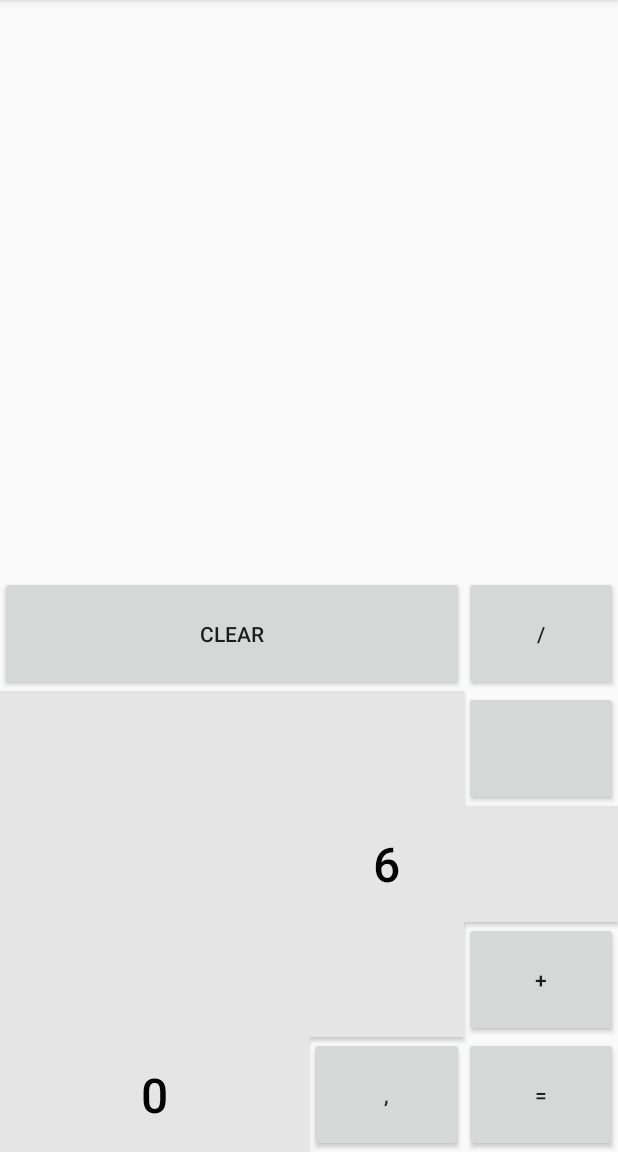
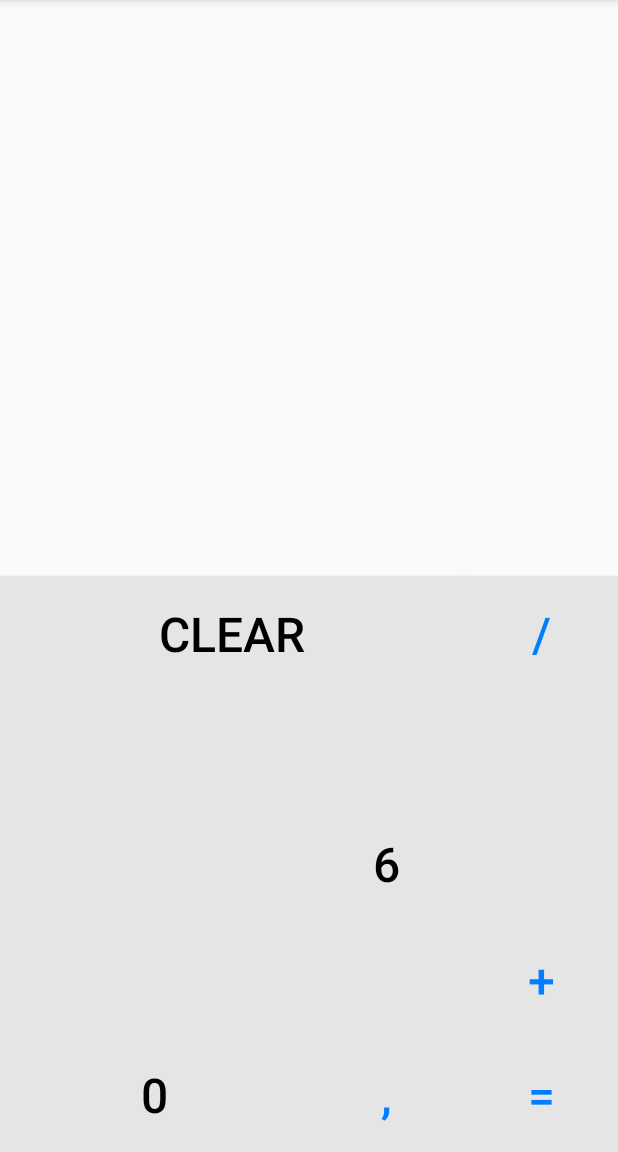
Before and after one commit to SheilaNieva/MiCalculadora, an Android app: the screen it shows after launch (MainActivity), on a phone screen of 412 x 824 dp, the part 84-1236 px from its top. Run offline under Robolectric (Android 15) with nearby library versions, the phone set to English and light mode, and no system bars.

Commit message:
estilos asociados a simbolos

```diff
--- a/app/src/main/res/layout/activity_main.xml
+++ b/app/src/main/res/layout/activity_main.xml
@@ -117,6 +117,7 @@
         android:layout_width="0dp"
         android:layout_height="0dp"
         android:text="@string/botonComa"
+        style="@style/SymbolButton"
         app:layout_constraintBottom_toTopOf="@id/gHor1"
         app:layout_constraintEnd_toStartOf="@id/gVer4"
         app:layout_constraintStart_toEndOf="@+id/gVer3"
@@ -127,6 +128,7 @@
         android:layout_width="0dp"
         android:layout_height="0dp"
         android:text="@string/botonIgual"
+        style="@style/SymbolButton"
         app:layout_constraintBottom_toTopOf="@id/gHor1"
         app:layout_constraintEnd_toStartOf="@id/gVer5"
         app:layout_constraintStart_toEndOf="@+id/gVer4"
@@ -137,6 +139,7 @@
         android:layout_width="0dp"
         android:layout_height="0dp"
         android:text="@string/botonPlus"
+        style="@style/SymbolButton"
         app:layout_constraintBottom_toTopOf="@id/gHor2"
         app:layout_constraintEnd_toStartOf="@id/gVer5"
         app:layout_constraintStart_toEndOf="@+id/gVer4"
@@ -212,7 +215,7 @@
         android:id="@+id/btnMinus"
         android:layout_width="0dp"
         android:layout_height="0dp"
-        style="@style/NumberButton"
+        style="@style/SymbolButton"
         app:layout_constraintBottom_toTopOf="@id/gHor3"
         app:layout_constraintEnd_toStartOf="@id/gVer5"
         app:layout_constraintStart_toEndOf="@+id/gVer4"
@@ -256,6 +259,7 @@
         android:id="@+id/btnMul"
         android:layout_width="0dp"
         android:layout_height="0dp"
+        style="@style/SymbolButton"
         app:layout_constraintBottom_toTopOf="@id/gHor4"
         app:layout_constraintEnd_toStartOf="@id/gVer5"
         app:layout_constraintStart_toEndOf="@+id/gVer4"
@@ -267,6 +271,7 @@
         android:layout_width="0dp"
         android:layout_height="0dp"
         android:text="@string/botonClear"
+        style="@style/NumberButton"
         app:layout_constraintBottom_toTopOf="@id/gHor5"
         app:layout_constraintEnd_toStartOf="@id/gVer4"
         app:layout_constraintStart_toEndOf="@+id/gVer1"
@@ -276,6 +281,7 @@
         android:id="@+id/btnDiv"
         android:layout_width="0dp"
         android:layout_height="0dp"
+        style="@style/SymbolButton"
         android:text="@string/botonDiv"
         app:layout_constraintBottom_toTopOf="@id/gHor5"
         app:layout_constraintEnd_toStartOf="@id/gVer5"
```
